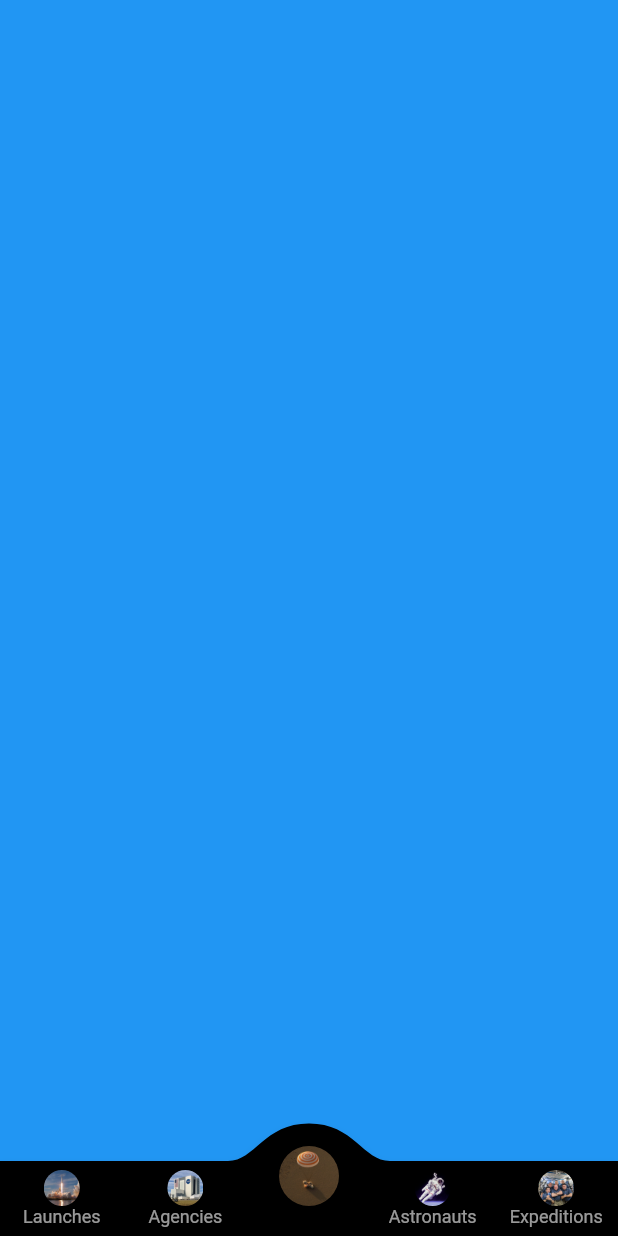
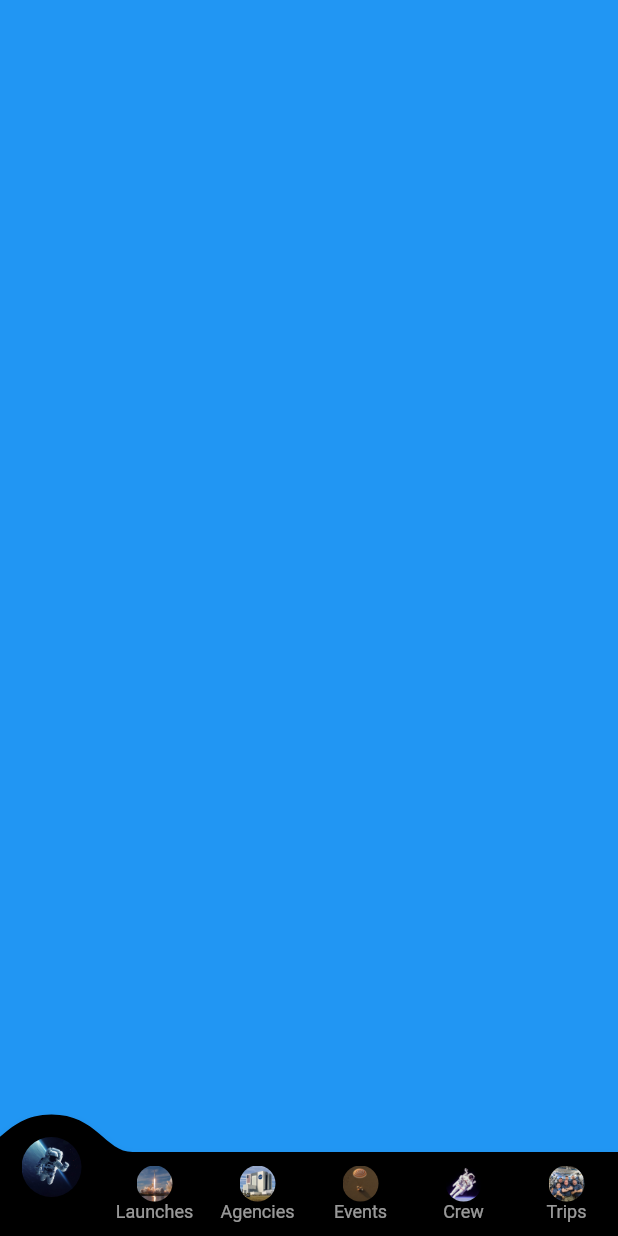
Before and after one commit to rodrigobastosv/spaceR, a Flutter app: the screen it shows after launch, on a phone screen of 412 x 824 dp. Run offline on Flutter 3.47's test engine with Material 2 defaults, Android fonts, the phone set to English and light mode, and no system bars; drawn by our look-alikes of convex_bottom_bar; our stand-ins replace bloc, dio, equatable, flutter_bloc, google_fonts.

Commit message:
adding drawer when is not mobile

```diff
--- a/lib/src/core/utils/platform_utils.dart
+++ b/lib/src/core/utils/platform_utils.dart
@@ -1,4 +1,6 @@
 import 'dart:io' show Platform;
+
+bool isMobile() => isAndroid() || isIOS();
 
 bool isAndroid() => Platform.isAndroid;
 
--- a/lib/src/features/main/main_page.dart
+++ b/lib/src/features/main/main_page.dart
@@ -1,7 +1,9 @@
-import 'package:convex_bottom_bar/convex_bottom_bar.dart';
 import 'package:flutter/material.dart';
 import 'package:flutter_bloc/flutter_bloc.dart';
+
+import '../../core/core.dart';
 import '../features.dart';
+import 'widget/widget.dart';
 
 class MainPage extends StatelessWidget {
   const MainPage({
@@ -10,49 +12,16 @@ class MainPage extends StatelessWidget {
 
   @override
   Widget build(BuildContext context) {
-    return BlocBuilder<MainBloc, MainState>(
+    return BlocConsumer<MainBloc, MainState>(
+      listener: (_, state) {
+        if (state is MainDestinationChanged) {
+          Navigator.of(context).pop();
+        }
+      },
       builder: (_, state) => Scaffold(
-        bottomNavigationBar: ConvexAppBar(
-          style: TabStyle.reactCircle,
-          backgroundColor: Theme.of(context).colorScheme.primary,
-          activeColor: Theme.of(context).colorScheme.primaryVariant,
-          items: const [
-            TabItem(
-              icon: CircleAvatar(
-                backgroundImage: AssetImage('assets/images/launches.jpg'),
-              ),
-              title: 'Launches',
-            ),
-            TabItem(
-              icon: CircleAvatar(
-                backgroundImage: AssetImage('assets/images/agencies.jpg'),
-              ),
-              title: 'Agencies',
-            ),
-            TabItem(
-              icon: CircleAvatar(
-                backgroundImage: AssetImage('assets/images/events.jpg'),
-              ),
-              title: 'Events',
-            ),
-            TabItem(
-              icon: CircleAvatar(
-                backgroundImage: AssetImage('assets/images/astronauts.jpg'),
-              ),
-              title: 'Astronauts',
-            ),
-            TabItem(
-              icon: CircleAvatar(
-                backgroundImage: AssetImage('assets/images/expeditions.jpg'),
-              ),
-              title: 'Expeditions',
-            ),
-          ],
-          initialActiveIndex: 2,
-          onTap: (index) => context.read<MainBloc>().add(
-                MainChangeDestination(index),
-              ),
-        ),
+        appBar: isMobile() ? null : AppBar(),
+        drawer: isMobile() ? null : const SDrawer(),
+        bottomNavigationBar: isMobile() ? const SBottomBar() : null,
         body: Container(
           color: state.destinationIndex == 0 ? Colors.blue : Colors.black,
         ),
--- /dev/null
+++ b/lib/src/features/main/widget/s_bottom_bar.dart
@@ -0,0 +1,64 @@
+import 'package:convex_bottom_bar/convex_bottom_bar.dart';
+import 'package:flutter/material.dart';
+import 'package:flutter_bloc/flutter_bloc.dart';
+
+import '../main.dart';
+
+class SBottomBar extends StatelessWidget {
+  const SBottomBar({
+    Key? key,
+  }) : super(key: key);
+
+  @override
+  Widget build(BuildContext context) {
+    return BlocBuilder<MainBloc, MainState>(
+      builder: (_, state) => ConvexAppBar(
+        style: TabStyle.reactCircle,
+        backgroundColor: Theme.of(context).colorScheme.primary,
+        activeColor: Theme.of(context).colorScheme.primaryVariant,
+        height: 56,
+        items: const [
+          TabItem(
+            icon: CircleAvatar(
+              backgroundImage: AssetImage('assets/images/spacer.jpg'),
+            ),
+          ),
+          TabItem(
+            icon: CircleAvatar(
+              backgroundImage: AssetImage('assets/images/launches.jpg'),
+            ),
+            title: 'Launches',
+          ),
+          TabItem(
+            icon: CircleAvatar(
+              backgroundImage: AssetImage('assets/images/agencies.jpg'),
+            ),
+            title: 'Agencies',
+          ),
+          TabItem(
+            icon: CircleAvatar(
+              backgroundImage: AssetImage('assets/images/events.jpg'),
+            ),
+            title: 'Events',
+          ),
+          TabItem(
+            icon: CircleAvatar(
+              backgroundImage: AssetImage('assets/images/astronauts.jpg'),
+            ),
+            title: 'Crew',
+          ),
+          TabItem(
+            icon: CircleAvatar(
+              backgroundImage: AssetImage('assets/images/expeditions.jpg'),
+            ),
+            title: 'Trips',
+          ),
+        ],
+        initialActiveIndex: state.destinationIndex,
+        onTap: (index) => context.read<MainBloc>().add(
+              MainChangeDestination(index),
+            ),
+      ),
+    );
+  }
+}
--- /dev/null
+++ b/lib/src/features/main/widget/widget.dart
@@ -0,0 +1,2 @@
+export 's_bottom_bar.dart';
+export 's_drawer.dart';
```
Also changed, not shown: lib/src/features/main/widget/s_drawer.dart (added, +82 -0 lines), assets/images/spacer.jpg (added).
